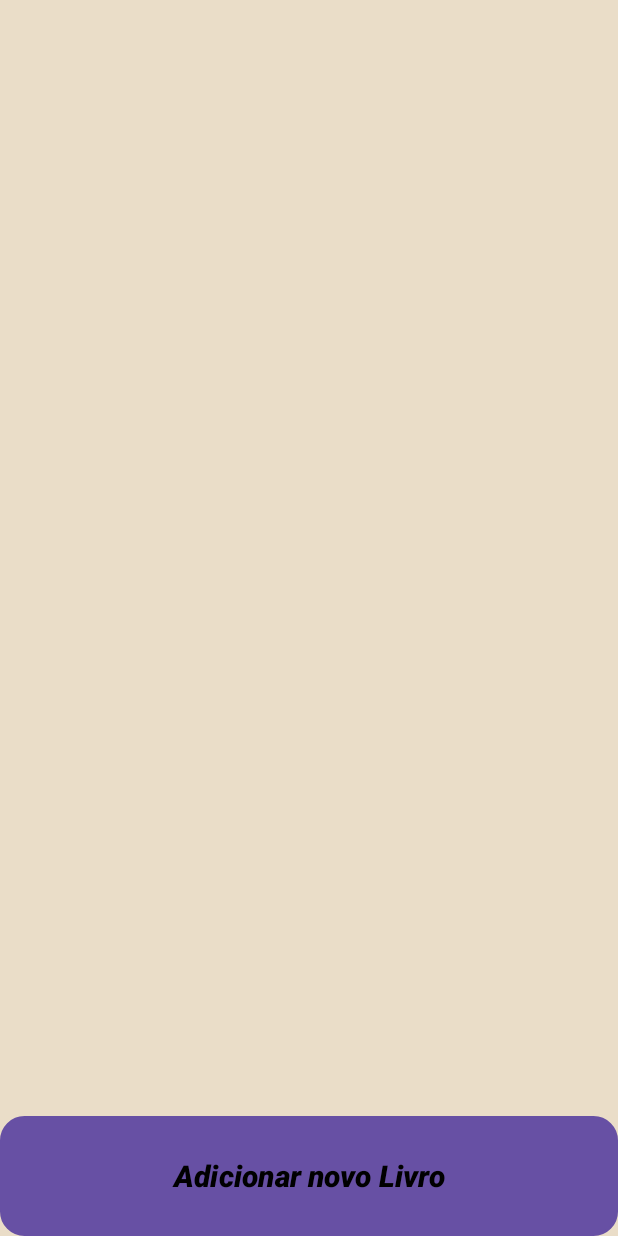
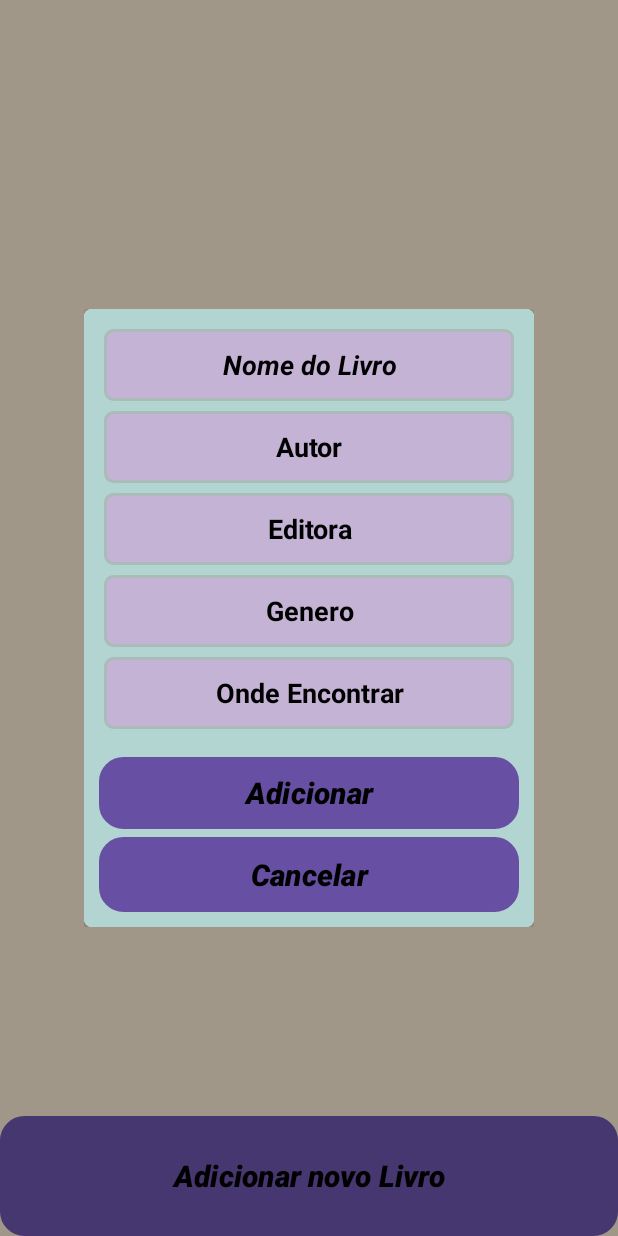
Before and after one commit to Kindacid/Venus, an Android app: the BookListActivity screen opened directly, with no data from a screen before it, after a tap on "Adicionar novo Livro", on a phone screen of 412 x 824 dp. Run offline under Robolectric (Android 15) with nearby library versions, the phone set to English and light mode, and no system bars; our stand-ins replace Firebase (no records; nobody signed in at launch, a user with empty details on screens opened directly).

Commit message:
dialog.dismiss(); e dialog.show(); adicionados viewDialogAdd.showDialog(BookListActivity.this);

```diff
--- a/app/src/main/java/com/example/venus20/BookListActivity.java
+++ b/app/src/main/java/com/example/venus20/BookListActivity.java
@@ -71,7 +71,7 @@ public class BookListActivity extends AppCompatActivity {
             @Override
             public void onClick(View v) {
                 ViewDialogAdd viewDialogAdd = new ViewDialogAdd();
-                viewDialogAdd.showDialog(getApplicationContext());
+                viewDialogAdd.showDialog(BookListActivity.this);
             }
         });
 
@@ -119,7 +119,7 @@ public class BookListActivity extends AppCompatActivity {
             Button buttonDialogAddBook = dialog.findViewById(R.id.buttonDialogAddBook);
             Button buttonDialogCancelBook = dialog.findViewById(R.id.buttonDialogCancelBook);
 
-           /* buttonDialogAddBook.setText("Adicionado");*/
+           buttonDialogAddBook.setText("Adicionar");
 
             buttonDialogCancelBook.setOnClickListener(new View.OnClickListener() {
                 @Override
@@ -142,13 +142,12 @@ public class BookListActivity extends AppCompatActivity {
                         Toast.makeText(context, "Preencha os campos obrigatórios (*)", Toast.LENGTH_SHORT).show();
                     } else {
                         databaseReference.child("LIVROS").child(bookId).setValue(new Book(bookId, titulo, autor, editora, genero, ondeEnc));
-
-
-                        dialog.getWindow().setBackgroundDrawable(new ColorDrawable(Color.TRANSPARENT));
-                        dialog.show();
                     }
+                    dialog.dismiss();
                 }
             });
+            dialog.getWindow().setBackgroundDrawable(new ColorDrawable(Color.TRANSPARENT));
+            dialog.show();
         }
     }
 }
--- a/app/src/main/java/com/example/venus20/BookRecyclerAdapter.java
+++ b/app/src/main/java/com/example/venus20/BookRecyclerAdapter.java
@@ -21,7 +21,7 @@ import com.google.firebase.database.FirebaseDatabase;
 
 import java.util.ArrayList;
 
-public class BookRecyclerAdapter extends RecyclerView.Adapter<BookRecyclerAdapter.ViewHolder> {
+    public class BookRecyclerAdapter extends RecyclerView.Adapter<BookRecyclerAdapter.ViewHolder> {
 
     Context context;
     ArrayList<Book> bookArrayList;
@@ -49,9 +49,8 @@ public class BookRecyclerAdapter extends RecyclerView.Adapter<BookRecyclerAdapte
         holder.textBookName.setText("Titulo: " + books.getTitulo());
         holder.textAutor.setText("Autor(a): " + books.getAuthor());
         holder.textEditora.setText("Editora: " + books.getEditor());
-        holder.textGenero.setText("Número de Páginas: " + books.getGenero());
+        holder.textGenero.setText("Gênero: " + books.getGenero());
         holder.textOndeEnc.setText("Onde encontrar: " + books.getOndeEnc());
-
         holder.buttonUpdateBook.setOnClickListener(new View.OnClickListener() {
             @Override
             public void onClick(View v) {
```
